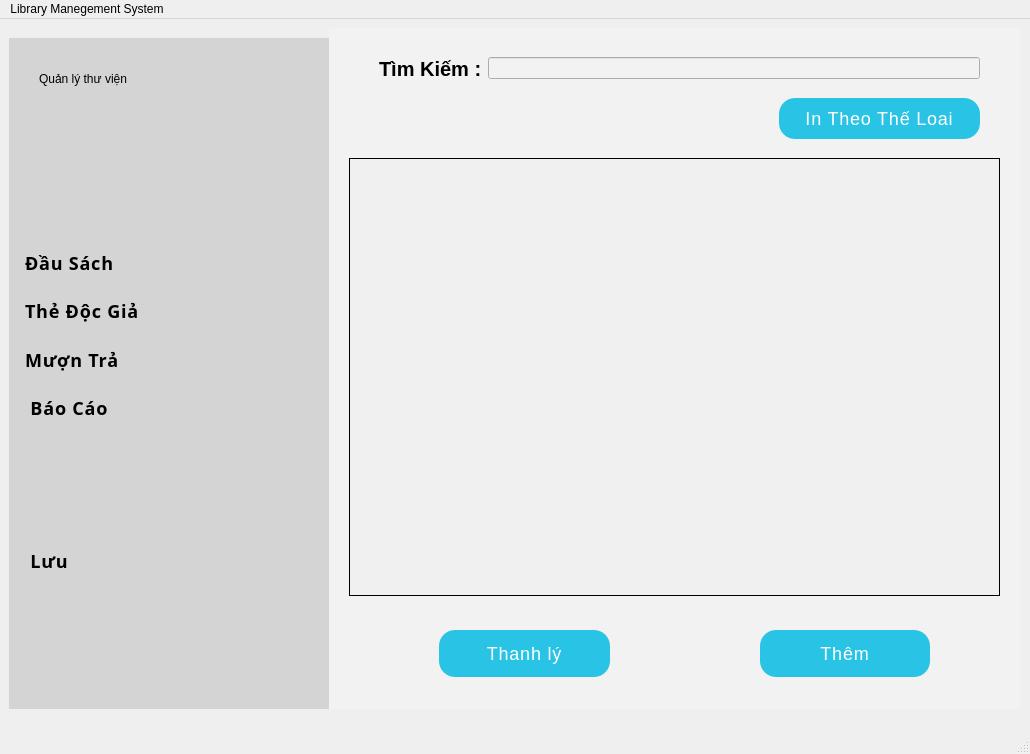
This is librarymanage/librarymanagementsystem.ui in DTTaze/Qt-Library-Management as Qt 5 draws it before an edit. The edited form follows.
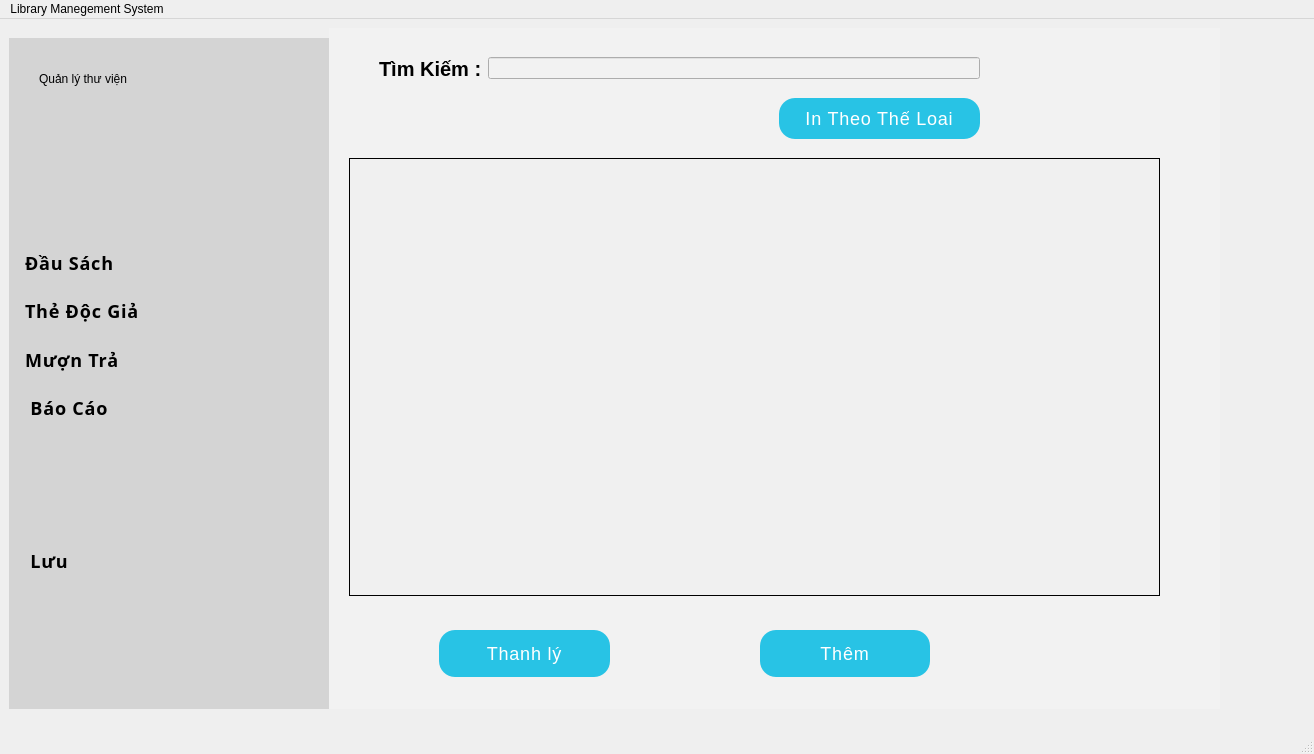
This is the edited form. Icons and pictures are not drawn.

Diff of the .ui file:
```diff
--- a/librarymanage/librarymanagementsystem.ui
+++ b/librarymanage/librarymanagementsystem.ui
@@ -6,7 +6,7 @@
    <rect>
     <x>0</x>
     <y>0</y>
-    <width>1030</width>
+    <width>1314</width>
     <height>754</height>
    </rect>
   </property>
@@ -337,7 +337,7 @@
           <rect>
            <x>320</x>
            <y>0</y>
-           <width>691</width>
+           <width>891</width>
            <height>681</height>
           </rect>
          </property>
@@ -478,7 +478,7 @@
              <rect>
               <x>20</x>
               <y>120</y>
-              <width>651</width>
+              <width>811</width>
               <height>438</height>
              </rect>
             </property>
@@ -1350,7 +1350,7 @@
     <rect>
      <x>0</x>
      <y>0</y>
-     <width>1030</width>
+     <width>1314</width>
      <height>26</height>
     </rect>
    </property>
```
